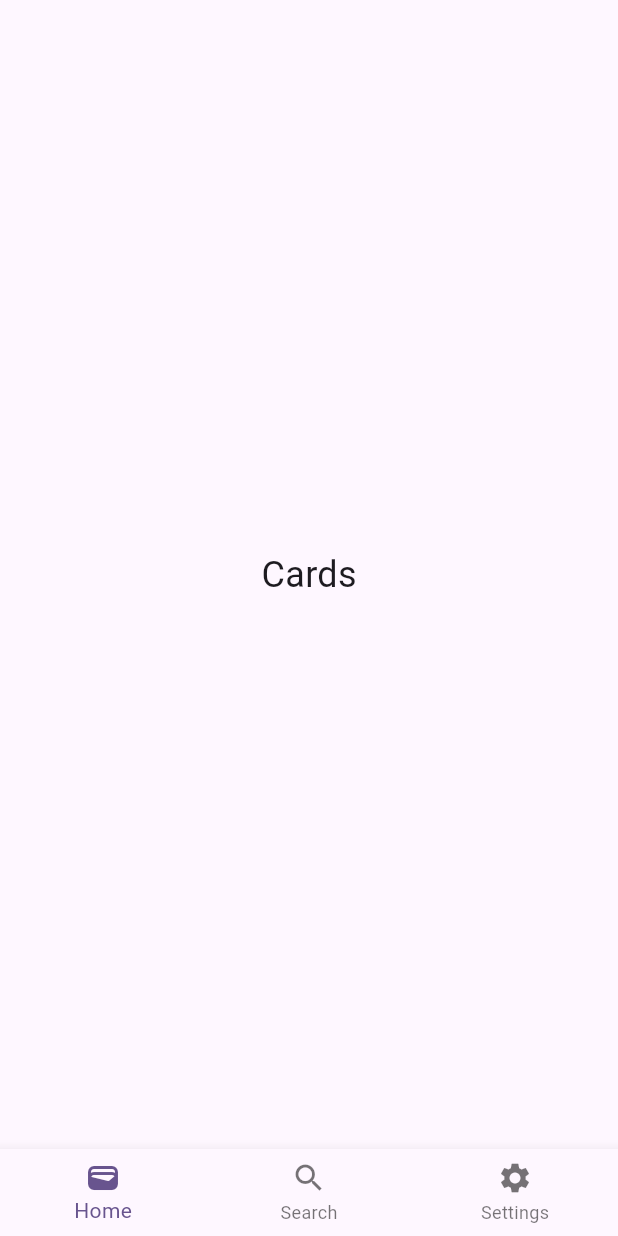
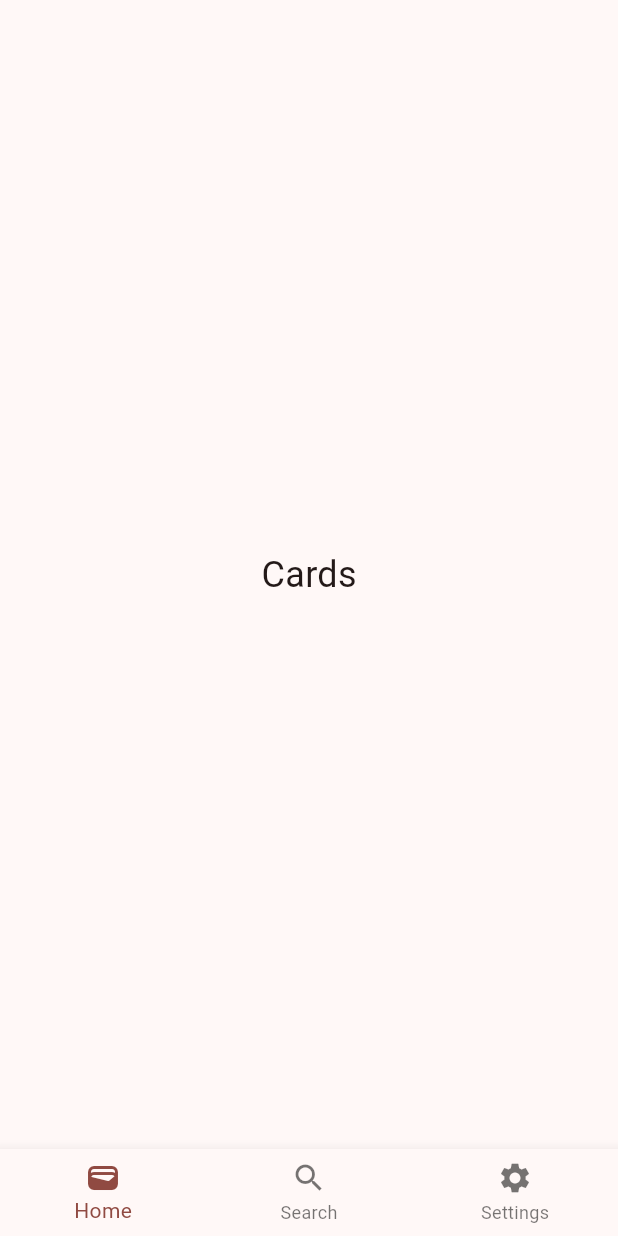
Before and after one commit to unknownMarko/walletik, a Flutter app: the screen it shows after launch, on a phone screen of 412 x 824 dp. Run offline on Flutter 3.47's test engine with Material 3 defaults, Android fonts, the phone set to English and light mode, and no system bars.

Commit message:
Enhance main.dart by disabling the debug banner, changing the color scheme to red, and implementing a PageView for smoother navigation between screens using a PageController.

```diff
--- a/lib/main.dart
+++ b/lib/main.dart
@@ -15,8 +15,9 @@
   Widget build(BuildContext context) {
     return MaterialApp(
       title: 'Walletik :)',
+      debugShowCheckedModeBanner: false,
       theme: ThemeData(
-        colorScheme: ColorScheme.fromSeed(seedColor: Colors.deepPurple),
+        colorScheme: ColorScheme.fromSeed(seedColor: Colors.red),
       ),
       home: const MyHomePage(),
     );
@@ -32,6 +33,7 @@
 
 class _MyHomePageState extends State<MyHomePage> {
   int _currentIndex = 0;
+  final PageController _pageController = PageController();
 
   final List<Widget> _screens = [
     CardsScreen(),
@@ -42,13 +44,26 @@
   @override
   Widget build(BuildContext context) {
     return Scaffold(
-      body: _screens[_currentIndex],
+      body: PageView(
+        controller: _pageController,
+        onPageChanged: (index) {
+          setState(() {
+            _currentIndex = index;
+          });
+        },
+        children: _screens,
+      ),
       bottomNavigationBar: BottomNavigationBar(
         currentIndex: _currentIndex,
         onTap: (index) {
           setState(() {
             _currentIndex = index;
           });
+          _pageController.animateToPage(
+            index,
+            duration: Duration(milliseconds: 300),
+            curve: Curves.ease,
+          );
         },
         items: [
           BottomNavigationBarItem(icon: Icon(Icons.wallet), label: 'Home'),
```
